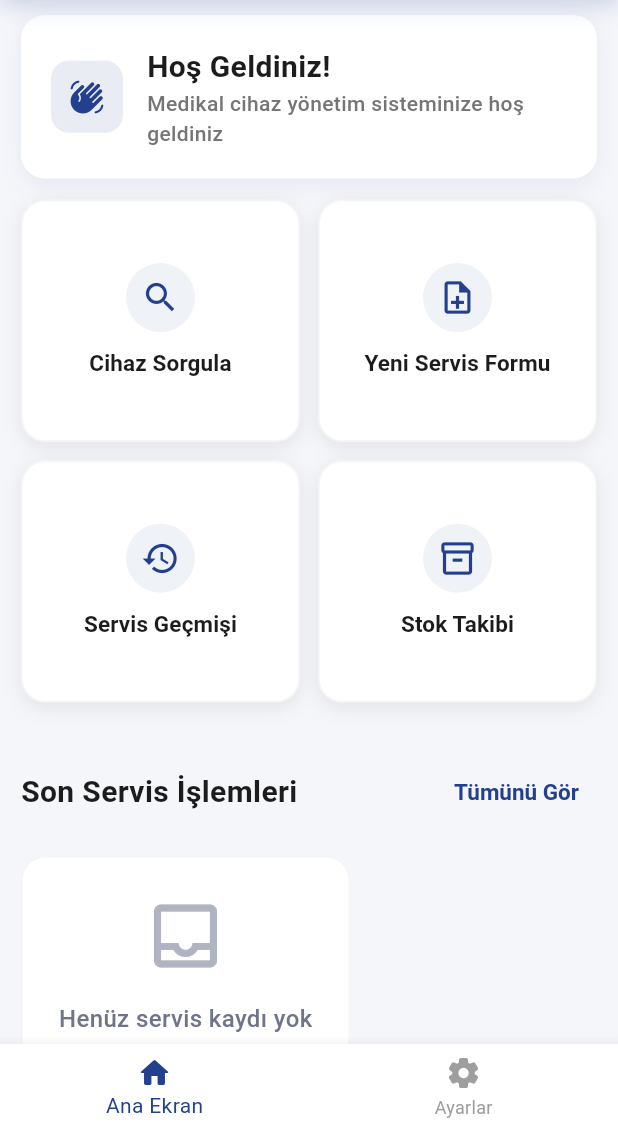
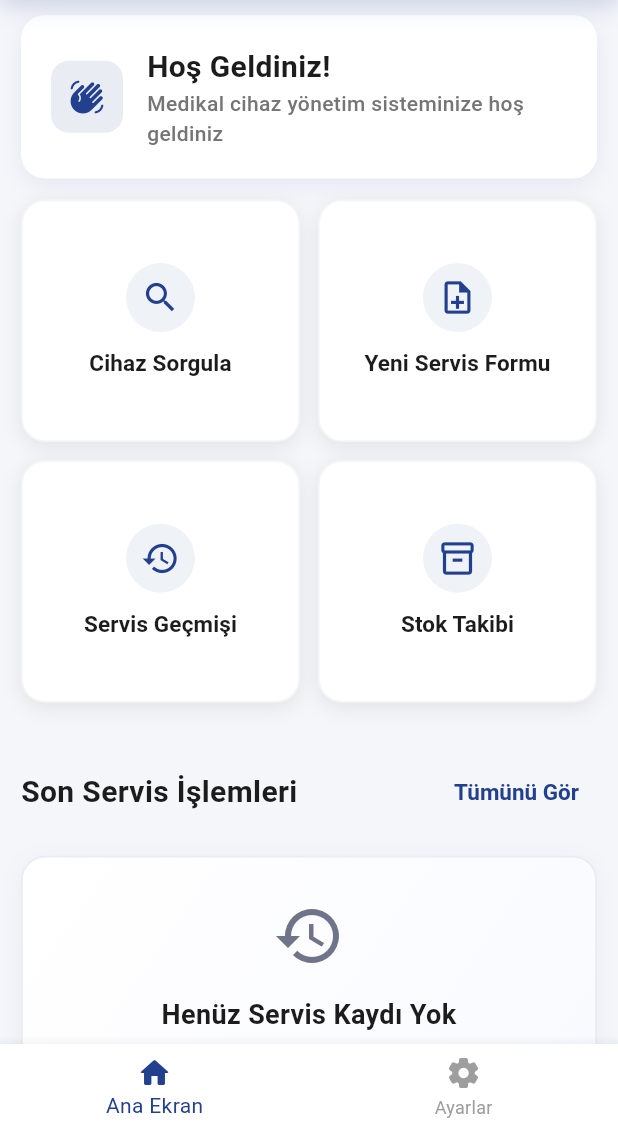
Before and after one commit to Galipacikel/CenceApp, a Flutter app: the screen it shows once a user with an empty profile is signed in, on a phone screen of 412 x 824 dp, the part 105-1236 px from its top. Run offline on Flutter 3.47's test engine with Material 3 defaults, Android fonts, the light colour scheme and no system bars; our stand-ins replace camera, cloud_firestore, firebase_auth, firebase_core, firebase_storage, flutter_riverpod and 6 more; missing offline and left inert: mobile_scanner; accounts and stored records are empty.

Commit message:
empty service card guncellendi

```diff
--- a/lib/widgets/common/cards/empty_service_card.dart
+++ b/lib/widgets/common/cards/empty_service_card.dart
@@ -6,34 +6,109 @@ class EmptyServiceCard extends StatelessWidget {
   @override
   Widget build(BuildContext context) {
     return Container(
-      padding: const EdgeInsets.all(24),
+      width: double.infinity,
+      padding: const EdgeInsets.symmetric(vertical: 28, horizontal: 24),
       decoration: BoxDecoration(
-        color: Colors.white,
-        borderRadius: BorderRadius.circular(16), // küçültüldü
+        gradient: LinearGradient(
+          begin: Alignment.topLeft,
+          end: Alignment.bottomRight,
+          colors: [
+            Colors.white,
+            const Color(0xFFF8F9FF),
+          ],
+        ),
+        borderRadius: BorderRadius.circular(16),
         border: Border.all(
-          color: Colors.grey.shade100,
+          color: const Color(0xFFE8ECF4),
           width: 1.2,
-        ), // inceltildi
+        ),
+        boxShadow: [
+          BoxShadow(
+            color: const Color(0xFF23408E).withOpacity(0.06),
+            blurRadius: 12,
+            offset: const Offset(0, 4),
+            spreadRadius: 0,
+          ),
+        ],
       ),
-      child: const Column(
+      child: Column(
         mainAxisAlignment: MainAxisAlignment.center,
         children: [
-          Icon(
-            Icons.inbox_outlined,
-            size: 56, // küçültüldü
-            color: Color(0xFFB0B3C0),
+          // Basit saat ikonu
+          const Icon(
+            Icons.history,
+            size: 48,
+            color: Color(0xFF6F7489),
           ),
-          SizedBox(height: 16), // azaltıldı
-          Text(
-            'Henüz servis kaydı yok',
+          const SizedBox(height: 16),
+
+          // Ana başlık
+          const Text(
+            'Henüz Servis Kaydı Yok',
             style: TextStyle(
-              fontSize: 16, // küçültüldü
-              fontWeight: FontWeight.w500,
+              fontSize: 18,
+              fontWeight: FontWeight.w600,
+              color: Color(0xFF1C1C1C),
+            ),
+            textAlign: TextAlign.center,
+          ),
+          const SizedBox(height: 8),
+
+          // Açıklama metni
+          const Text(
+            'İlk servis kaydınızı oluşturmak için\nYeni Servis Formu\'nu kullanın',
+            style: TextStyle(
+              fontSize: 14,
+              fontWeight: FontWeight.w400,
               color: Color(0xFF6F7489),
+              height: 1.3,
             ),
+            textAlign: TextAlign.center,
+          ),
+          const SizedBox(height: 20),
+
+          // Dekoratif elementler
+          Row(
+            mainAxisAlignment: MainAxisAlignment.center,
+            children: [
+              _buildDecorElement(Icons.check_circle_outline, 'Kurulum'),
+              const SizedBox(width: 20),
+              _buildDecorElement(Icons.build_outlined, 'Bakım'),
+              const SizedBox(width: 20),
+              _buildDecorElement(Icons.warning_amber_outlined, 'Arıza'),
+            ],
           ),
         ],
       ),
     );
   }
+
+  Widget _buildDecorElement(IconData icon, String label) {
+    return Column(
+      children: [
+        Container(
+          width: 32,
+          height: 32,
+          decoration: BoxDecoration(
+            color: const Color(0xFF23408E).withOpacity(0.1),
+            borderRadius: BorderRadius.circular(8),
+          ),
+          child: Icon(
+            icon,
+            size: 18,
+            color: const Color(0xFF23408E),
+          ),
+        ),
+        const SizedBox(height: 4),
+        Text(
+          label,
+          style: const TextStyle(
+            fontSize: 12,
+            fontWeight: FontWeight.w500,
+            color: Color(0xFF6F7489),
+          ),
+        ),
+      ],
+    );
+  }
 }
--- a/lib/widgets/common/cards/service_card.dart
+++ b/lib/widgets/common/cards/service_card.dart
@@ -5,7 +5,10 @@ import '../../../screens/service_history_detail_screen.dart';
 class ModernServiceCard extends StatelessWidget {
   final ServiceHistory item;
 
-  const ModernServiceCard({super.key, required this.item});
+  const ModernServiceCard({
+    super.key,
+    required this.item,
+  });
 
   Map<String, dynamic> getStatusData(String status) {
     switch (status) {
```
Also changed, not shown: lib/widgets/common/cards/quick_access_card.dart (line endings or trailing spaces).
